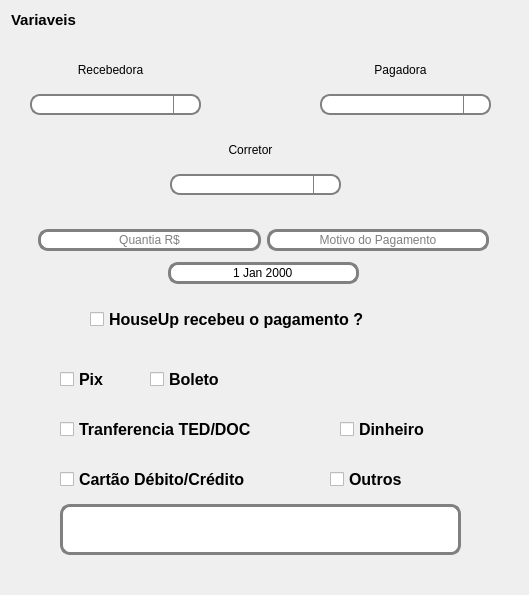
Above: front/ui/pages/recibo_pagamento/recibo_pagamento.ui from tiagodsg1/gerador_contratos before the change. Below: the same form after it.
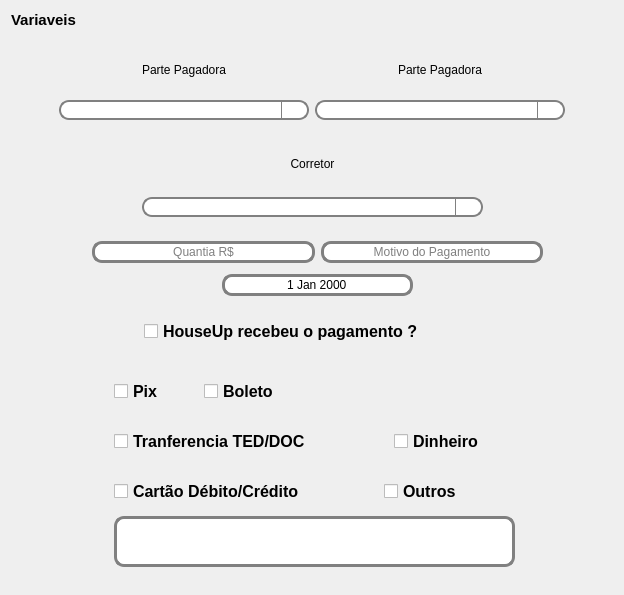
That is the form after the change. Icons and pictures are not drawn.

Commit message: Update recibo pagamento

What changed in the file:
```diff
--- a/front/ui/pages/recibo_pagamento/recibo_pagamento.ui
+++ b/front/ui/pages/recibo_pagamento/recibo_pagamento.ui
@@ -6,7 +6,7 @@
    <rect>
     <x>0</x>
     <y>0</y>
-    <width>529</width>
+    <width>624</width>
     <height>595</height>
    </rect>
   </property>
@@ -59,6 +59,20 @@
 }</string>
   </property>
   <layout class="QGridLayout" name="gridLayout">
+   <item row="0" column="0">
+    <widget class="QLabel" name="label">
+     <property name="font">
+      <font>
+       <pointsize>11</pointsize>
+       <weight>75</weight>
+       <bold>true</bold>
+      </font>
+     </property>
+     <property name="text">
+      <string>Variaveis</string>
+     </property>
+    </widget>
+   </item>
    <item row="1" column="0">
     <widget class="QScrollArea" name="scrollArea">
      <property name="frameShape">
@@ -75,18 +89,24 @@
        <rect>
         <x>0</x>
         <y>0</y>
-        <width>507</width>
+        <width>602</width>
         <height>544</height>
        </rect>
       </property>
-      <layout class="QVBoxLayout" name="verticalLayout">
-       <item>
         <widget class="QWidget" name="widget" native="true">
+       <property name="geometry">
+        <rect>
+         <x>1</x>
+         <y>1</y>
+         <width>601</width>
+         <height>551</height>
+        </rect>
+       </property>
          <widget class="QCheckBox" name="checkBox_2">
           <property name="geometry">
            <rect>
-            <x>70</x>
-            <y>260</y>
+          <x>132</x>
+          <y>280</y>
             <width>381</width>
             <height>31</height>
            </rect>
@@ -102,90 +122,6 @@
            <string>HouseUp recebeu o pagamento ?</string>
           </property>
          </widget>
-         <widget class="QLabel" name="label_4">
-          <property name="geometry">
-           <rect>
-            <x>180</x>
-            <y>90</y>
-            <width>101</width>
-            <height>31</height>
-           </rect>
-          </property>
-          <property name="layoutDirection">
-           <enum>Qt::LeftToRight</enum>
-          </property>
-          <property name="text">
-           <string>Corretor</string>
-          </property>
-          <property name="alignment">
-           <set>Qt::AlignCenter</set>
-          </property>
-         </widget>
-         <widget class="QComboBox" name="comboBox_3">
-          <property name="geometry">
-           <rect>
-            <x>150</x>
-            <y>130</y>
-            <width>171</width>
-            <height>21</height>
-           </rect>
-          </property>
-          <property name="layoutDirection">
-           <enum>Qt::LeftToRight</enum>
-          </property>
-         </widget>
-         <widget class="QComboBox" name="comboBox_4">
-          <property name="geometry">
-           <rect>
-            <x>10</x>
-            <y>50</y>
-            <width>171</width>
-            <height>21</height>
-           </rect>
-          </property>
-         </widget>
-         <widget class="QLabel" name="label_5">
-          <property name="geometry">
-           <rect>
-            <x>40</x>
-            <y>10</y>
-            <width>101</width>
-            <height>31</height>
-           </rect>
-          </property>
-          <property name="text">
-           <string>Recebedora</string>
-          </property>
-          <property name="alignment">
-           <set>Qt::AlignCenter</set>
-          </property>
-         </widget>
-         <widget class="QComboBox" name="comboBox_5">
-          <property name="geometry">
-           <rect>
-            <x>300</x>
-            <y>50</y>
-            <width>171</width>
-            <height>21</height>
-           </rect>
-          </property>
-         </widget>
-         <widget class="QLabel" name="label_6">
-          <property name="geometry">
-           <rect>
-            <x>330</x>
-            <y>10</y>
-            <width>101</width>
-            <height>31</height>
-           </rect>
-          </property>
-          <property name="text">
-           <string>Pagadora</string>
-          </property>
-          <property name="alignment">
-           <set>Qt::AlignCenter</set>
-          </property>
-         </widget>
          <widget class="QWidget" name="widget_pagamento" native="true">
           <property name="geometry">
            <rect>
@@ -195,154 +131,12 @@
             <height>211</height>
            </rect>
           </property>
-          <widget class="QCheckBox" name="checkBox_6">
-           <property name="geometry">
-            <rect>
-             <x>320</x>
-             <y>60</y>
-             <width>261</width>
-             <height>31</height>
-            </rect>
-           </property>
-           <property name="font">
-            <font>
-             <pointsize>12</pointsize>
-             <weight>75</weight>
-             <bold>true</bold>
-            </font>
-           </property>
-           <property name="text">
-            <string>Dinheiro </string>
-           </property>
-          </widget>
-          <widget class="QCheckBox" name="checkBox_4">
+       </widget>
+       <widget class="QWidget" name="layoutWidget">
            <property name="geometry">
             <rect>
-             <x>130</x>
-             <y>10</y>
-             <width>91</width>
-             <height>31</height>
-            </rect>
-           </property>
-           <property name="font">
-            <font>
-             <pointsize>12</pointsize>
-             <weight>75</weight>
-             <bold>true</bold>
-            </font>
-           </property>
-           <property name="text">
-            <string>Boleto</string>
-           </property>
-          </widget>
-          <widget class="QCheckBox" name="checkBox_5">
-           <property name="geometry">
-            <rect>
-             <x>40</x>
-             <y>60</y>
-             <width>261</width>
-             <height>31</height>
-            </rect>
-           </property>
-           <property name="font">
-            <font>
-             <pointsize>12</pointsize>
-             <weight>75</weight>
-             <bold>true</bold>
-            </font>
-           </property>
-           <property name="text">
-            <string>Tranferencia TED/DOC</string>
-           </property>
-          </widget>
-          <widget class="QCheckBox" name="checkBox_3">
-           <property name="geometry">
-            <rect>
-             <x>40</x>
-             <y>10</y>
-             <width>61</width>
-             <height>31</height>
-            </rect>
-           </property>
-           <property name="font">
-            <font>
-             <pointsize>12</pointsize>
-             <weight>75</weight>
-             <bold>true</bold>
-            </font>
-           </property>
-           <property name="text">
-            <string>Pix </string>
-           </property>
-          </widget>
-          <widget class="QCheckBox" name="checkBox_7">
-           <property name="geometry">
-            <rect>
-             <x>40</x>
-             <y>110</y>
-             <width>261</width>
-             <height>31</height>
-            </rect>
-           </property>
-           <property name="font">
-            <font>
-             <pointsize>12</pointsize>
-             <weight>75</weight>
-             <bold>true</bold>
-            </font>
-           </property>
-           <property name="text">
-            <string>Cartão Débito/Crédito</string>
-           </property>
-          </widget>
-          <widget class="QCheckBox" name="checkBox_8">
-           <property name="geometry">
-            <rect>
-             <x>310</x>
-             <y>110</y>
-             <width>261</width>
-             <height>31</height>
-            </rect>
-           </property>
-           <property name="font">
-            <font>
-             <pointsize>12</pointsize>
-             <weight>75</weight>
-             <bold>true</bold>
-            </font>
-           </property>
-           <property name="text">
-            <string>Outros</string>
-           </property>
-          </widget>
-          <widget class="QLineEdit" name="lineEdit_3">
-           <property name="geometry">
-            <rect>
-             <x>40</x>
-             <y>150</y>
-             <width>401</width>
-             <height>51</height>
-            </rect>
-           </property>
-           <property name="echoMode">
-            <enum>QLineEdit::Normal</enum>
-           </property>
-           <property name="alignment">
-            <set>Qt::AlignCenter</set>
-           </property>
-           <property name="dragEnabled">
-            <bool>true</bool>
-           </property>
-           <property name="clearButtonEnabled">
-            <bool>true</bool>
-           </property>
-          </widget>
-         </widget>
-         <widget class="QWidget" name="">
-          <property name="geometry">
-           <rect>
-            <x>18</x>
-            <y>180</y>
+          <x>80</x>
+          <y>200</y>
             <width>451</width>
             <height>65</height>
            </rect>
@@ -423,24 +217,295 @@
            </item>
           </layout>
          </widget>
-        </widget>
-       </item>
-      </layout>
-     </widget>
-    </widget>
-   </item>
-   <item row="0" column="0">
-    <widget class="QLabel" name="label">
+       <widget class="QWidget" name="layoutWidget_2">
+        <property name="geometry">
+         <rect>
+          <x>130</x>
+          <y>100</y>
+          <width>341</width>
+          <height>81</height>
+         </rect>
+        </property>
+        <layout class="QVBoxLayout" name="verticalLayout_3">
+         <item>
+          <widget class="QLabel" name="label_4">
+           <property name="minimumSize">
+            <size>
+             <width>339</width>
+             <height>0</height>
+            </size>
+           </property>
+           <property name="text">
+            <string>Corretor</string>
+           </property>
+           <property name="alignment">
+            <set>Qt::AlignCenter</set>
+           </property>
+          </widget>
+         </item>
+         <item>
+          <widget class="QComboBox" name="comboBox_3"/>
+         </item>
+        </layout>
+       </widget>
+       <widget class="QCheckBox" name="checkBox_4">
+        <property name="geometry">
+         <rect>
+          <x>192</x>
+          <y>340</y>
+          <width>91</width>
+          <height>31</height>
+         </rect>
+        </property>
+        <property name="font">
+         <font>
+          <pointsize>12</pointsize>
+          <weight>75</weight>
+          <bold>true</bold>
+         </font>
+        </property>
+        <property name="text">
+         <string>Boleto</string>
+        </property>
+       </widget>
+       <widget class="QCheckBox" name="checkBox_8">
+        <property name="geometry">
+         <rect>
+          <x>372</x>
+          <y>440</y>
+          <width>261</width>
+          <height>31</height>
+         </rect>
+        </property>
      <property name="font">
       <font>
-       <pointsize>11</pointsize>
+          <pointsize>12</pointsize>
        <weight>75</weight>
        <bold>true</bold>
       </font>
      </property>
      <property name="text">
-      <string>Variaveis</string>
-     </property>
+         <string>Outros</string>
+        </property>
+       </widget>
+       <widget class="QLineEdit" name="lineEdit_3">
+        <property name="geometry">
+         <rect>
+          <x>102</x>
+          <y>480</y>
+          <width>401</width>
+          <height>51</height>
+         </rect>
+        </property>
+        <property name="echoMode">
+         <enum>QLineEdit::Normal</enum>
+        </property>
+        <property name="alignment">
+         <set>Qt::AlignCenter</set>
+        </property>
+        <property name="dragEnabled">
+         <bool>true</bool>
+        </property>
+        <property name="clearButtonEnabled">
+         <bool>true</bool>
+        </property>
+       </widget>
+       <widget class="QCheckBox" name="checkBox_5">
+        <property name="geometry">
+         <rect>
+          <x>102</x>
+          <y>390</y>
+          <width>261</width>
+          <height>31</height>
+         </rect>
+        </property>
+        <property name="font">
+         <font>
+          <pointsize>12</pointsize>
+          <weight>75</weight>
+          <bold>true</bold>
+         </font>
+        </property>
+        <property name="text">
+         <string>Tranferencia TED/DOC</string>
+        </property>
+       </widget>
+       <widget class="QCheckBox" name="checkBox_6">
+        <property name="geometry">
+         <rect>
+          <x>382</x>
+          <y>390</y>
+          <width>261</width>
+          <height>31</height>
+         </rect>
+        </property>
+        <property name="font">
+         <font>
+          <pointsize>12</pointsize>
+          <weight>75</weight>
+          <bold>true</bold>
+         </font>
+        </property>
+        <property name="text">
+         <string>Dinheiro </string>
+        </property>
+       </widget>
+       <widget class="QCheckBox" name="checkBox_7">
+        <property name="geometry">
+         <rect>
+          <x>102</x>
+          <y>440</y>
+          <width>261</width>
+          <height>31</height>
+         </rect>
+        </property>
+        <property name="font">
+         <font>
+          <pointsize>12</pointsize>
+          <weight>75</weight>
+          <bold>true</bold>
+         </font>
+        </property>
+        <property name="text">
+         <string>Cartão Débito/Crédito</string>
+        </property>
+       </widget>
+       <widget class="QCheckBox" name="checkBox_3">
+        <property name="geometry">
+         <rect>
+          <x>102</x>
+          <y>340</y>
+          <width>61</width>
+          <height>31</height>
+         </rect>
+        </property>
+        <property name="font">
+         <font>
+          <pointsize>12</pointsize>
+          <weight>75</weight>
+          <bold>true</bold>
+         </font>
+        </property>
+        <property name="text">
+         <string>Pix </string>
+        </property>
+       </widget>
+       <widget class="QWidget" name="">
+        <property name="geometry">
+         <rect>
+          <x>30</x>
+          <y>10</y>
+          <width>541</width>
+          <height>74</height>
+         </rect>
+        </property>
+        <layout class="QHBoxLayout" name="horizontalLayout_3">
+         <item>
+          <spacer name="horizontalSpacer_12">
+           <property name="orientation">
+            <enum>Qt::Horizontal</enum>
+           </property>
+           <property name="sizeHint" stdset="0">
+            <size>
+             <width>40</width>
+             <height>20</height>
+            </size>
+           </property>
+          </spacer>
+         </item>
+         <item>
+          <layout class="QVBoxLayout" name="verticalLayout">
+           <item>
+            <widget class="QLabel" name="label_8">
+             <property name="minimumSize">
+              <size>
+               <width>201</width>
+               <height>41</height>
+              </size>
+             </property>
+             <property name="text">
+              <string>Parte Pagadora</string>
+             </property>
+             <property name="alignment">
+              <set>Qt::AlignCenter</set>
+             </property>
+            </widget>
+           </item>
+           <item>
+            <widget class="QComboBox" name="comboBox">
+             <property name="minimumSize">
+              <size>
+               <width>250</width>
+               <height>0</height>
+              </size>
+             </property>
+            </widget>
+           </item>
+          </layout>
+         </item>
+         <item>
+          <spacer name="horizontalSpacer_13">
+           <property name="orientation">
+            <enum>Qt::Horizontal</enum>
+           </property>
+           <property name="sizeHint" stdset="0">
+            <size>
+             <width>13</width>
+             <height>36</height>
+            </size>
+           </property>
+          </spacer>
+         </item>
+         <item>
+          <layout class="QVBoxLayout" name="verticalLayout_4">
+           <item>
+            <widget class="QLabel" name="label_9">
+             <property name="minimumSize">
+              <size>
+               <width>201</width>
+               <height>41</height>
+              </size>
+             </property>
+             <property name="text">
+              <string>Parte Pagadora</string>
+             </property>
+             <property name="alignment">
+              <set>Qt::AlignCenter</set>
+             </property>
+            </widget>
+           </item>
+           <item>
+            <widget class="QComboBox" name="comboBox_4">
+             <property name="enabled">
+              <bool>false</bool>
+             </property>
+             <property name="minimumSize">
+              <size>
+               <width>250</width>
+               <height>0</height>
+              </size>
+             </property>
+            </widget>
+           </item>
+          </layout>
+         </item>
+         <item>
+          <spacer name="horizontalSpacer_14">
+           <property name="orientation">
+            <enum>Qt::Horizontal</enum>
+           </property>
+           <property name="sizeHint" stdset="0">
+            <size>
+             <width>40</width>
+             <height>20</height>
+            </size>
+           </property>
+          </spacer>
+         </item>
+        </layout>
+       </widget>
+      </widget>
+     </widget>
     </widget>
    </item>
   </layout>
```
Lines whose indentation alone changed are shown as unchanged. The commit also changes 6 other files.
